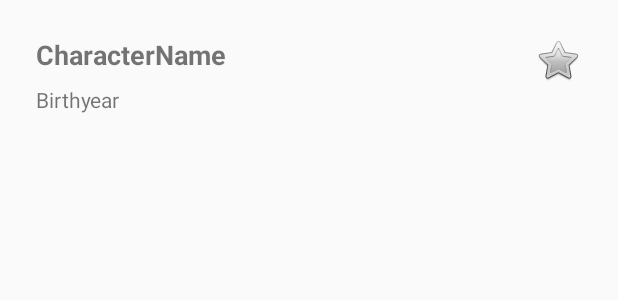
After one commit to TimvdVooren/Star-Wars-App, an Android app: the layout detailed_list_item.xml on its own in the app's theme, with its tools: preview values and no code run, on a phone screen of 412 x 824 dp. The commit adds this screen. Shown: the top 300 px of the screen. Run offline under Robolectric (Android 15) with nearby library versions, the phone set to English and light mode, and no system bars.

Commit message:
[Added] data classes, list item layout and detailed activity

```diff
--- a/app/build.gradle
+++ b/app/build.gradle
@@ -25,4 +25,5 @@ dependencies {
     testImplementation 'junit:junit:4.12'
     androidTestImplementation 'com.android.support.test:runner:1.0.2'
     androidTestImplementation 'com.android.support.test.espresso:espresso-core:3.0.2'
+    implementation 'com.android.support:recyclerview-v7:28.0.0'
 }
--- a/app/src/main/AndroidManifest.xml
+++ b/app/src/main/AndroidManifest.xml
@@ -9,13 +9,14 @@
         android:roundIcon="@mipmap/ic_launcher_round"
         android:supportsRtl="true"
         android:theme="@style/AppTheme">
-        <activity android:name=".MainActivity">
+        <activity android:name=".Views.MainActivity">
             <intent-filter>
                 <action android:name="android.intent.action.MAIN" />
 
                 <category android:name="android.intent.category.LAUNCHER" />
             </intent-filter>
         </activity>
+        <activity android:name=".DetailedActivity"></activity>
     </application>
 
 </manifest>
--- a/app/src/main/java/com/example/timva/starwarsapp/MainActivity.java
+++ b/app/src/main/java/com/example/timva/starwarsapp/DetailedActivity.java
@@ -3,11 +3,11 @@ package com.example.timva.starwarsapp;
 import android.support.v7.app.AppCompatActivity;
 import android.os.Bundle;
 
-public class MainActivity extends AppCompatActivity {
+public class DetailedActivity extends AppCompatActivity {
 
     @Override
     protected void onCreate(Bundle savedInstanceState) {
         super.onCreate(savedInstanceState);
-        setContentView(R.layout.activity_main);
+        setContentView(R.layout.activity_detailed);
     }
 }
--- /dev/null
+++ b/app/src/main/res/layout/detailed_list_item.xml
@@ -0,0 +1,41 @@
+<?xml version="1.0" encoding="utf-8"?>
+<android.support.constraint.ConstraintLayout
+    xmlns:android="http://schemas.android.com/apk/res/android"
+    xmlns:app="http://schemas.android.com/apk/res-auto"
+    xmlns:tools="http://schemas.android.com/tools"
+    android:layout_width="match_parent"
+    android:layout_height="match_parent">
+
+    <TextView
+        android:id="@+id/ListCharacterName"
+        android:layout_width="wrap_content"
+        android:layout_height="wrap_content"
+        android:layout_marginStart="24dp"
+        android:layout_marginTop="24dp"
+        android:text="CharacterName"
+        android:textSize="18sp"
+        android:textStyle="bold"
+        app:layout_constraintStart_toStartOf="parent"
+        app:layout_constraintTop_toTopOf="parent" />
+
+    <ImageButton
+        android:id="@+id/ListFavoriteButton"
+        android:layout_width="wrap_content"
+        android:layout_height="wrap_content"
+        android:layout_marginTop="24dp"
+        android:layout_marginEnd="24dp"
+        android:background="@android:color/transparent"
+        app:layout_constraintEnd_toEndOf="parent"
+        app:layout_constraintTop_toTopOf="parent"
+        app:srcCompat="@android:drawable/btn_star_big_off" />
+
+    <TextView
+        android:id="@+id/ListBirthyear"
+        android:layout_width="wrap_content"
+        android:layout_height="wrap_content"
+        android:layout_marginStart="24dp"
+        android:layout_marginTop="8dp"
+        android:text="Birthyear"
+        app:layout_constraintStart_toStartOf="parent"
+        app:layout_constraintTop_toBottomOf="@+id/ListCharacterName" />
+</android.support.constraint.ConstraintLayout>
--- a/app/src/main/res/values/colors.xml
+++ b/app/src/main/res/values/colors.xml
@@ -1,6 +1,6 @@
 <?xml version="1.0" encoding="utf-8"?>
 <resources>
-    <color name="colorPrimary">#008577</color>
-    <color name="colorPrimaryDark">#00574B</color>
-    <color name="colorAccent">#D81B60</color>
+    <color name="colorPrimary">#4d4e4e</color>
+    <color name="colorPrimaryDark">#1a1e1e</color>
+    <color name="colorAccent">#f2ef25</color>
 </resources>
--- a/app/src/main/res/values/strings.xml
+++ b/app/src/main/res/values/strings.xml
@@ -1,3 +1,3 @@
 <resources>
-    <string name="app_name">StarWarsApp</string>
+    <string name="app_name">Star Wars Character App</string>
 </resources>
```
Also changed, not shown: app/src/main/java/com/example/timva/starwarsapp/Data/StarWarsCharacter.java (added, +18 -0 lines), app/src/main/java/com/example/timva/starwarsapp/Data/StarWarsFilm.java (added, +17 -0 lines), app/src/main/java/com/example/timva/starwarsapp/Data/StarWarsPlanet.java (added, +18 -0 lines), app/src/main/java/com/example/timva/starwarsapp/Data/StarWarsSpecies.java (added, +18 -0 lines), app/src/main/java/com/example/timva/starwarsapp/Data/StarWarsStarShip.java (added, +21 -0 lines), app/src/main/java/com/example/timva/starwarsapp/Data/StarWarsVehicle.java (added, +19 -0 lines), app/src/main/java/com/example/timva/starwarsapp/Views/MainActivity.java (added, +15 -0 lines), app/src/main/res/layout/activity_detailed.xml (added, +9 -0 lines), app/src/main/res/layout/activity_main.xml (+14 -8 lines).
